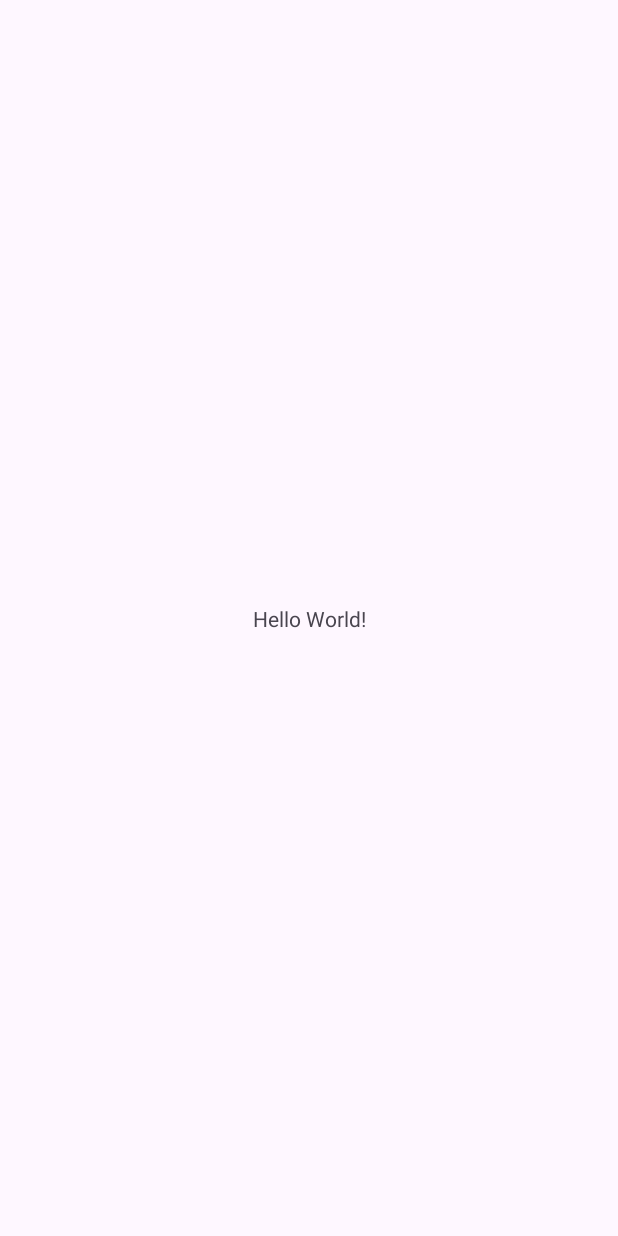
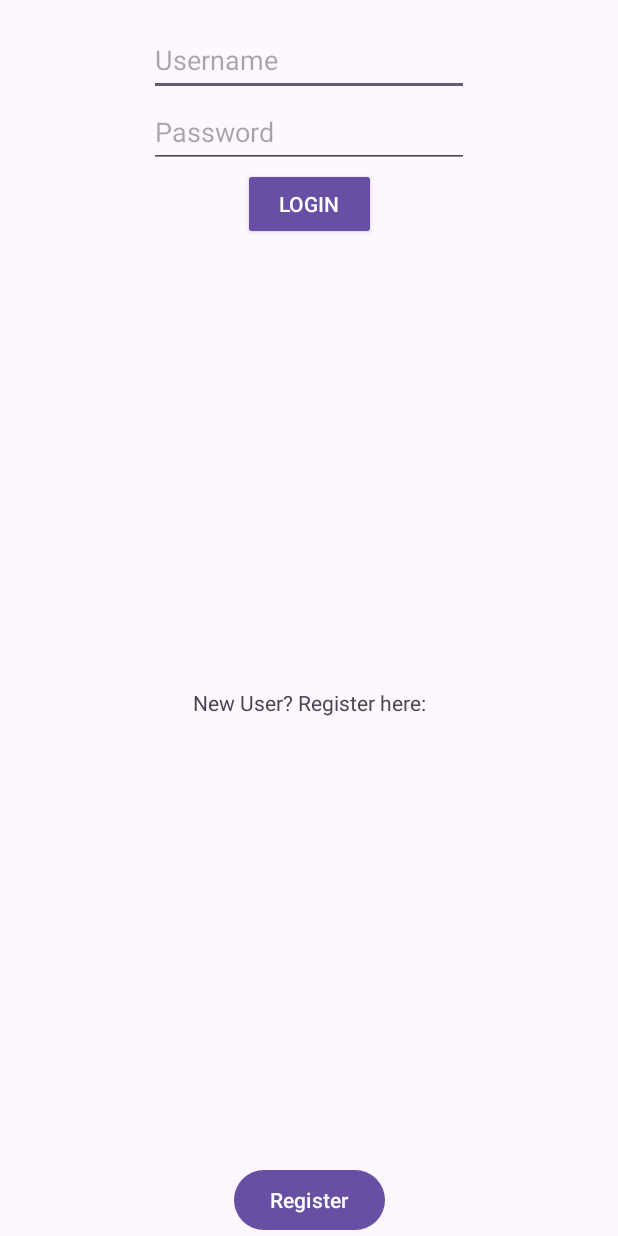
Before and after one commit to zerokomega/InventoryApp, an Android app: the screen it shows after launch (MainActivity before the commit, LoginActivity after it), on a phone screen of 412 x 824 dp. Before the commit the screen is almost empty. Run offline under Robolectric (Android 15) with nearby library versions, the phone set to English and light mode, and no system bars.

Commit message:
Started Login Activity

```diff
--- a/app/src/main/AndroidManifest.xml
+++ b/app/src/main/AndroidManifest.xml
@@ -13,7 +13,7 @@
         android:theme="@style/Theme.WestonCampbellInventoryApp"
         tools:targetApi="31">
         <activity
-            android:name=".MainActivity"
+            android:name=".LoginActivity"
             android:exported="true">
             <intent-filter>
                 <action android:name="android.intent.action.MAIN" />
--- a/app/src/main/java/com/example/westoncampbellinventoryapp/MainActivity.java
+++ b/app/src/main/java/com/example/westoncampbellinventoryapp/LoginActivity.java
@@ -4,11 +4,11 @@ import androidx.appcompat.app.AppCompatActivity;
 
 import android.os.Bundle;
 
-public class MainActivity extends AppCompatActivity {
+public class LoginActivity extends AppCompatActivity {
 
     @Override
     protected void onCreate(Bundle savedInstanceState) {
         super.onCreate(savedInstanceState);
-        setContentView(R.layout.activity_main);
+        setContentView(R.layout.activity_login);
     }
 }
--- /dev/null
+++ b/app/src/main/res/layout/activity_login.xml
@@ -0,0 +1,62 @@
+<?xml version="1.0" encoding="utf-8"?>
+<androidx.constraintlayout.widget.ConstraintLayout xmlns:android="http://schemas.android.com/apk/res/android"
+    xmlns:app="http://schemas.android.com/apk/res-auto"
+    xmlns:tools="http://schemas.android.com/tools"
+    android:layout_width="match_parent"
+    android:layout_height="match_parent"
+    tools:context=".LoginActivity">
+
+    <EditText
+        android:id="@+id/usernameText"
+        android:layout_width="wrap_content"
+        android:layout_height="wrap_content"
+        android:layout_marginTop="16dp"
+        android:ems="10"
+        android:hint="@string/username"
+        android:inputType="text"
+        android:minHeight="48dp"
+        app:layout_constraintEnd_toEndOf="parent"
+        app:layout_constraintStart_toStartOf="parent"
+        app:layout_constraintTop_toTopOf="parent" />
+
+    <EditText
+        android:id="@+id/passwordText"
+        android:layout_width="wrap_content"
+        android:layout_height="wrap_content"
+        android:ems="10"
+        android:hint="@string/password"
+        android:inputType="textPassword"
+        android:minHeight="48dp"
+        app:layout_constraintEnd_toEndOf="parent"
+        app:layout_constraintStart_toStartOf="parent"
+        app:layout_constraintTop_toBottomOf="@+id/usernameText" />
+
+    <Button
+        android:id="@+id/loginButton"
+        style="@style/Widget.AppCompat.Button"
+        android:layout_width="wrap_content"
+        android:layout_height="wrap_content"
+        android:text="@string/login"
+        app:layout_constraintEnd_toEndOf="parent"
+        app:layout_constraintStart_toStartOf="parent"
+        app:layout_constraintTop_toBottomOf="@+id/passwordText" />
+
+    <Button
+        android:id="@+id/registerButton"
+        android:layout_width="wrap_content"
+        android:layout_height="wrap_content"
+        android:text="@string/register"
+        app:layout_constraintBottom_toBottomOf="parent"
+        app:layout_constraintEnd_toEndOf="parent"
+        app:layout_constraintStart_toStartOf="parent" />
+
+    <TextView
+        android:id="@+id/newUserText"
+        android:layout_width="wrap_content"
+        android:layout_height="wrap_content"
+        android:text="@string/new_user"
+        app:layout_constraintBottom_toTopOf="@+id/registerButton"
+        app:layout_constraintEnd_toEndOf="parent"
+        app:layout_constraintStart_toStartOf="parent"
+        app:layout_constraintTop_toBottomOf="@+id/loginButton" />
+</androidx.constraintlayout.widget.ConstraintLayout>
--- a/app/src/main/res/layout/activity_main.xml
+++ /dev/null
@@ -1,18 +0,0 @@
-<?xml version="1.0" encoding="utf-8"?>
-<androidx.constraintlayout.widget.ConstraintLayout xmlns:android="http://schemas.android.com/apk/res/android"
-    xmlns:app="http://schemas.android.com/apk/res-auto"
-    xmlns:tools="http://schemas.android.com/tools"
-    android:layout_width="match_parent"
-    android:layout_height="match_parent"
-    tools:context=".MainActivity">
-
-    <TextView
-        android:layout_width="wrap_content"
-        android:layout_height="wrap_content"
-        android:text="Hello World!"
-        app:layout_constraintBottom_toBottomOf="parent"
-        app:layout_constraintEnd_toEndOf="parent"
-        app:layout_constraintStart_toStartOf="parent"
-        app:layout_constraintTop_toTopOf="parent" />
-
-</androidx.constraintlayout.widget.ConstraintLayout>
--- a/app/src/main/res/values/strings.xml
+++ b/app/src/main/res/values/strings.xml
@@ -1,3 +1,8 @@
 <resources>
     <string name="app_name">Weston Campbell Inventory App</string>
+    <string name="username">Username</string>
+    <string name="password">Password</string>
+    <string name="login">Login</string>
+    <string name="register">Register</string>
+    <string name="new_user">New User? Register here:</string>
 </resources>
```
